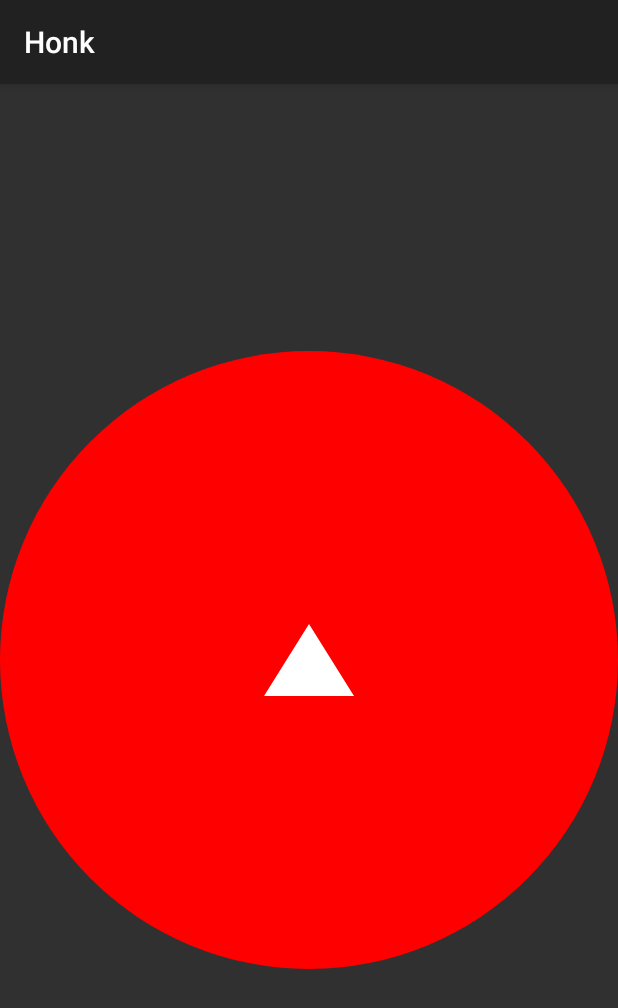
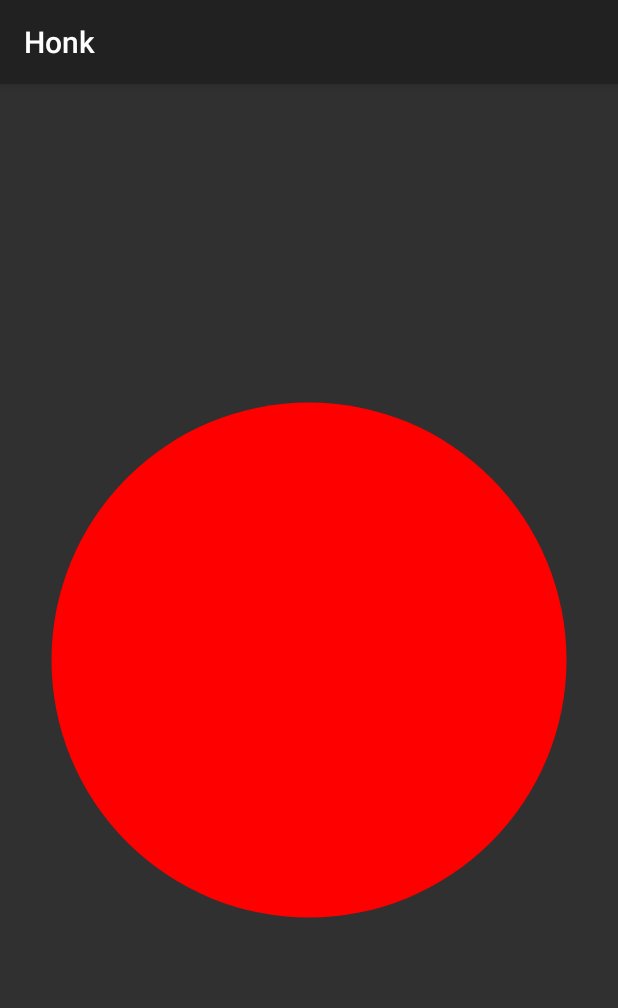
Before and after one commit to pyslop/honk, an Android app: the screen it shows after launch (MainActivity), on a phone screen of 412 x 824 dp. Shown: the top 1008 px of the screen. Run offline under Robolectric (Android 15) with nearby library versions, the phone set to English and light mode, and no system bars.

Commit message:
Add red circle icon and update honk button layout for improved UI

```diff
--- /dev/null
+++ b/app/src/main/res/drawable/goose_icon.xml
@@ -0,0 +1,9 @@
+<vector xmlns:android="http://schemas.android.com/apk/res/android"
+    android:width="24dp"
+    android:height="24dp"
+    android:viewportWidth="24"
+    android:viewportHeight="24">
+    <path
+        android:fillColor="#FFFF0000"
+        android:pathData="M12,12m-10,0a10,10 0,1 1,20 0a10,10 0,1 1,-20 0"/>
+</vector>
--- a/app/src/main/res/layout/activity_main.xml
+++ b/app/src/main/res/layout/activity_main.xml
@@ -9,16 +9,15 @@
         android:id="@+id/honkButton"
         android:layout_width="0dp"
         android:layout_height="0dp"
-        android:background="@drawable/circular_button"
-        android:src="@drawable/ic_launcher"
-        android:contentDescription="@string/honk_button_description"
-        android:padding="16dp"
+        android:src="@drawable/goose_icon"
+        android:scaleType="fitCenter"
+        android:background="?attr/selectableItemBackgroundBorderless"
         app:layout_constraintDimensionRatio="1:1"
         app:layout_constraintWidth_percent="0.7"
         app:layout_constraintHeight_percent="0.7"
+        app:layout_constraintTop_toTopOf="parent"
         app:layout_constraintBottom_toBottomOf="parent"
-        app:layout_constraintLeft_toLeftOf="parent"
-        app:layout_constraintRight_toRightOf="parent"
-        app:layout_constraintTop_toTopOf="parent" />
+        app:layout_constraintStart_toStartOf="parent"
+        app:layout_constraintEnd_toEndOf="parent" />
 
 </androidx.constraintlayout.widget.ConstraintLayout>
```
Also changed, not shown: 1 other file.
